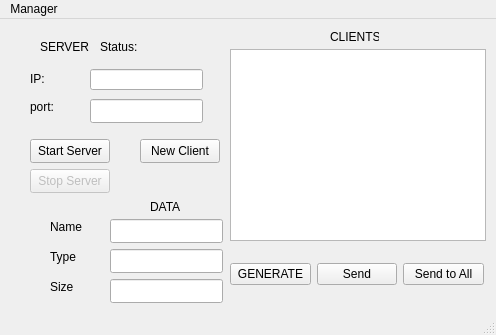
The window that miniscada.ui (AdrianOstrowski/Mini_Scada) describes before a commit, drawn with Qt 5.
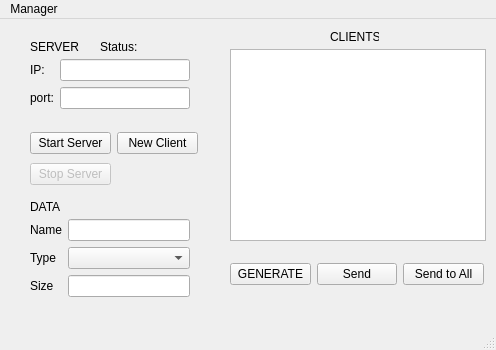
The same window after the commit.

What changed in the file:
```diff
--- a/miniscada.ui
+++ b/miniscada.ui
@@ -10,19 +10,19 @@
     <x>0</x>
     <y>0</y>
     <width>496</width>
-    <height>335</height>
+    <height>350</height>
    </rect>
   </property>
   <property name="minimumSize">
    <size>
     <width>496</width>
-    <height>335</height>
+    <height>350</height>
    </size>
   </property>
   <property name="maximumSize">
    <size>
     <width>496</width>
-    <height>335</height>
+    <height>350</height>
    </size>
   </property>
   <property name="baseSize">
@@ -38,23 +38,10 @@
    <bool>true</bool>
   </property>
   <widget class="QWidget" name="centralwidget">
-   <widget class="QPushButton" name="start_server">
-    <property name="geometry">
-     <rect>
-      <x>30</x>
-      <y>120</y>
-      <width>80</width>
-      <height>24</height>
-     </rect>
-    </property>
-    <property name="text">
-     <string>Start Server</string>
-    </property>
-   </widget>
    <widget class="QLabel" name="label">
     <property name="geometry">
      <rect>
-      <x>40</x>
+      <x>30</x>
       <y>20</y>
       <width>49</width>
       <height>16</height>
@@ -64,77 +51,12 @@
      <string>SERVER</string>
     </property>
    </widget>
-   <widget class="QLabel" name="label_2">
-    <property name="geometry">
-     <rect>
-      <x>30</x>
-      <y>50</y>
-      <width>31</width>
-      <height>20</height>
-     </rect>
-    </property>
-    <property name="text">
-     <string>IP:</string>
-    </property>
-   </widget>
-   <widget class="QLabel" name="label_3">
-    <property name="geometry">
-     <rect>
-      <x>30</x>
-      <y>80</y>
-      <width>31</width>
-      <height>16</height>
-     </rect>
-    </property>
-    <property name="text">
-     <string>port:</string>
-    </property>
-   </widget>
-   <widget class="QLineEdit" name="lineEdit">
-    <property name="geometry">
-     <rect>
-      <x>90</x>
-      <y>50</y>
-      <width>113</width>
-      <height>21</height>
-     </rect>
-    </property>
-    <property name="readOnly">
-     <bool>false</bool>
-    </property>
-   </widget>
-   <widget class="QLineEdit" name="lineEdit_2">
-    <property name="enabled">
-     <bool>true</bool>
-    </property>
-    <property name="geometry">
-     <rect>
-      <x>90</x>
-      <y>80</y>
-      <width>113</width>
-      <height>24</height>
-     </rect>
-    </property>
-   </widget>
-   <widget class="QPushButton" name="new_client">
-    <property name="geometry">
-     <rect>
-      <x>140</x>
-      <y>120</y>
-      <width>80</width>
-      <height>24</height>
-     </rect>
-    </property>
-    <property name="text">
-     <string>New Client</string>
-    </property>
-   </widget>
    <widget class="QLabel" name="label_5">
     <property name="geometry">
      <rect>
-      <x>150</x>
+      <x>30</x>
       <y>180</y>
-      <width>49</width>
+      <width>31</width>
       <height>16</height>
      </rect>
     </property>
@@ -142,91 +64,6 @@
      <string>DATA</string>
     </property>
    </widget>
-   <widget class="QLabel" name="label_6">
-    <property name="geometry">
-     <rect>
-      <x>50</x>
-      <y>200</y>
-      <width>49</width>
-      <height>16</height>
-     </rect>
-    </property>
-    <property name="text">
-     <string>Name</string>
-    </property>
-   </widget>
-   <widget class="QLabel" name="label_7">
-    <property name="geometry">
-     <rect>
-      <x>50</x>
-      <y>230</y>
-      <width>49</width>
-      <height>16</height>
-     </rect>
-    </property>
-    <property name="text">
-     <string>Type</string>
-    </property>
-   </widget>
-   <widget class="QLabel" name="label_8">
-    <property name="geometry">
-     <rect>
-      <x>50</x>
-      <y>260</y>
-      <width>49</width>
-      <height>16</height>
-     </rect>
-    </property>
-    <property name="text">
-     <string>Size</string>
-    </property>
-   </widget>
-   <widget class="QLineEdit" name="lineEdit_3">
-    <property name="geometry">
-     <rect>
-      <x>110</x>
-      <y>200</y>
-      <width>113</width>
-      <height>24</height>
-     </rect>
-    </property>
-   </widget>
-   <widget class="QLineEdit" name="lineEdit_4">
-    <property name="geometry">
-     <rect>
-      <x>110</x>
-      <y>230</y>
-      <width>113</width>
-      <height>24</height>
-     </rect>
-    </property>
-   </widget>
-   <widget class="QLineEdit" name="lineEdit_5">
-    <property name="geometry">
-     <rect>
-      <x>110</x>
-      <y>260</y>
-      <width>113</width>
-      <height>24</height>
-     </rect>
-    </property>
-   </widget>
-   <widget class="QPushButton" name="stop_server">
-    <property name="enabled">
-     <bool>false</bool>
-    </property>
-    <property name="geometry">
-     <rect>
-      <x>30</x>
-      <y>150</y>
-      <width>80</width>
-      <height>24</height>
-     </rect>
-    </property>
-    <property name="text">
-     <string>Stop Server</string>
-    </property>
-   </widget>
    <widget class="QLabel" name="status">
     <property name="geometry">
      <rect>
@@ -309,6 +146,124 @@
      </item>
     </layout>
    </widget>
+   <widget class="QWidget" name="formLayoutWidget">
+    <property name="geometry">
+     <rect>
+      <x>30</x>
+      <y>200</y>
+      <width>160</width>
+      <height>91</height>
+     </rect>
+    </property>
+    <layout class="QFormLayout" name="formLayout">
+     <item row="0" column="1">
+      <widget class="QLineEdit" name="dataNameText"/>
+     </item>
+     <item row="1" column="0">
+      <widget class="QLabel" name="label_7">
+       <property name="text">
+        <string>Type</string>
+       </property>
+      </widget>
+     </item>
+     <item row="1" column="1">
+      <widget class="QComboBox" name="typeBox"/>
+     </item>
+     <item row="2" column="0">
+      <widget class="QLabel" name="label_8">
+       <property name="text">
+        <string>Size</string>
+       </property>
+      </widget>
+     </item>
+     <item row="2" column="1">
+      <widget class="QLineEdit" name="dataSizeText"/>
+     </item>
+     <item row="0" column="0">
+      <widget class="QLabel" name="label_6">
+       <property name="text">
+        <string>Name</string>
+       </property>
+      </widget>
+     </item>
+    </layout>
+   </widget>
+   <widget class="QWidget" name="formLayoutWidget_2">
+    <property name="geometry">
+     <rect>
+      <x>30</x>
+      <y>40</y>
+      <width>160</width>
+      <height>61</height>
+     </rect>
+    </property>
+    <layout class="QFormLayout" name="formLayout_3">
+     <item row="0" column="0">
+      <widget class="QLabel" name="label_2">
+       <property name="text">
+        <string>IP:</string>
+       </property>
+      </widget>
+     </item>
+     <item row="1" column="0">
+      <widget class="QLabel" name="label_3">
+       <property name="text">
+        <string>port:</string>
+       </property>
+      </widget>
+     </item>
+     <item row="0" column="1">
+      <widget class="QLineEdit" name="ipText">
+       <property name="readOnly">
+        <bool>false</bool>
+       </property>
+      </widget>
+     </item>
+     <item row="1" column="1">
+      <widget class="QLineEdit" name="potText">
+       <property name="enabled">
+        <bool>true</bool>
+       </property>
+      </widget>
+     </item>
+    </layout>
+   </widget>
+   <widget class="QWidget" name="gridLayoutWidget">
+    <property name="geometry">
+     <rect>
+      <x>30</x>
+      <y>110</y>
+      <width>168</width>
+      <height>61</height>
+     </rect>
+    </property>
+    <layout class="QGridLayout" name="gridLayout">
+     <item row="0" column="0">
+      <widget class="QPushButton" name="start_server">
+       <property name="text">
+        <string>Start Server</string>
+       </property>
+      </widget>
+     </item>
+     <item row="0" column="1">
+      <widget class="QPushButton" name="new_client">
+       <property name="text">
+        <string>New Client</string>
+       </property>
+      </widget>
+     </item>
+     <item row="1" column="0">
+      <widget class="QPushButton" name="stop_server">
+       <property name="enabled">
+        <bool>false</bool>
+       </property>
+       <property name="text">
+        <string>Stop Server</string>
+       </property>
+      </widget>
+     </item>
+    </layout>
+   </widget>
   </widget>
   <widget class="QMenuBar" name="menubar">
    <property name="geometry">
```
Left out of the diff: 8 changed lines with no effect on the pictures.
